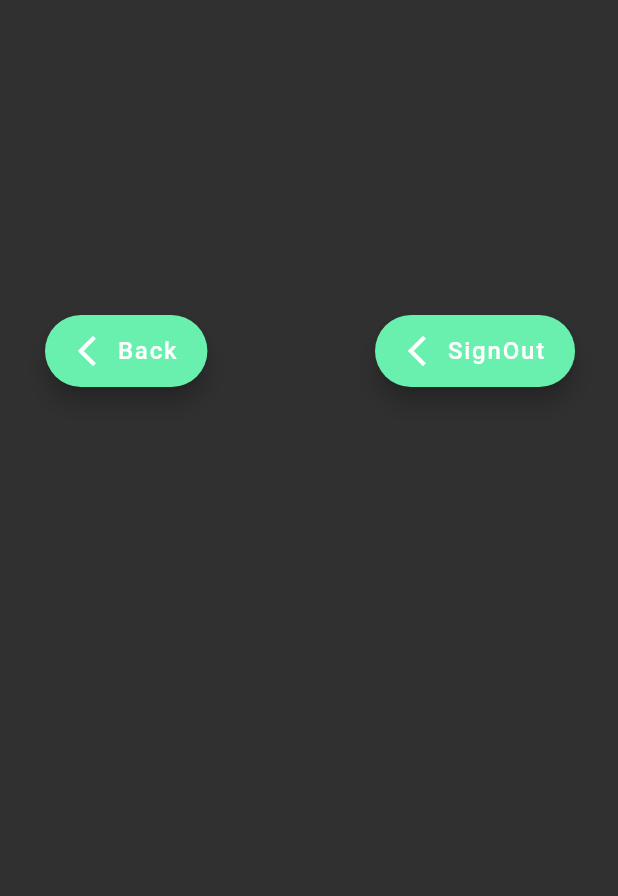
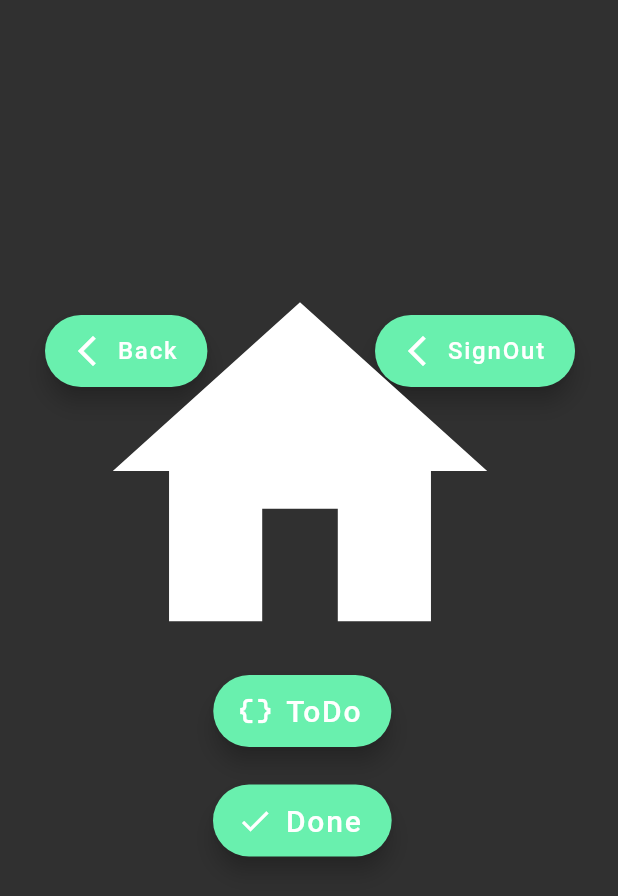
Before and after one commit to ciprianmuja/todo-app, a Flutter app: the screen it shows after launch, after a tap on "SignIn", on a phone screen of 412 x 824 dp. Shown: the top 896 px of the screen. Run offline on Flutter 3.47's test engine with Material 2 defaults, Android fonts, the phone set to English and light mode, and no system bars; our stand-ins replace email_validator, firebase_auth, firebase_core; missing offline and left inert: cloud_firestore_web, firebase_auth_web, firebase_core_web; accounts and stored records are empty.

Commit message:
Starting to add todo functionality

```diff
--- a/lib/authentication/routeAuth.dart
+++ b/lib/authentication/routeAuth.dart
@@ -27,20 +27,20 @@ class _RouteAuthState extends State<RouteAuth> {
           children: const <Widget>[
             Positioned(
               bottom: 420,
-              left: 135,
+              left: 105,
               child: Icon(
                 Icons.calendar_month,
-                size: 150,
+                size: 200,
                 color: Colors.greenAccent,
               ),
             ),
             Positioned(
               bottom: 370,
-              left: 50,
+              left: 10,
               child: Text(
                 "Welcome to krakenchys ToDoApp!",
                 style: TextStyle(
-                    fontSize: 20,
+                    fontSize: 23,
                     fontFamily: "Georgia",
                     fontWeight: FontWeight.bold),
               ),
@@ -56,7 +56,7 @@ class _RouteAuthState extends State<RouteAuth> {
         children: <Widget>[
           //Creating SignIn button with icon and text
           Positioned(
-            left: 150,
+            left: 137,
             bottom: 250,
             //Extending FloatingActionButton so it has room for labels
             child: FloatingActionButton.extended(
@@ -98,7 +98,7 @@ class _RouteAuthState extends State<RouteAuth> {
               label: const Text(
                 "SignIn",
                 style: TextStyle(
-                  fontSize: 16,
+                  fontSize: 20,
                   fontWeight: FontWeight.bold,
                   color: Colors.white,
                 ),
@@ -136,7 +136,7 @@ class _RouteAuthState extends State<RouteAuth> {
               label: const Text(
                 "SignUp",
                 style: TextStyle(
-                    fontSize: 16,
+                    fontSize: 20,
                     fontWeight: FontWeight.bold,
                     color: Colors.white),
               ),
--- a/lib/homepageScreens/HomePage.dart
+++ b/lib/homepageScreens/HomePage.dart
@@ -1,6 +1,10 @@
+// ignore_for_file: prefer_const_constructors
+
 import 'package:flutter/material.dart';
 import 'package:authenticationfirebase/authentication/routeAuth.dart';
 import 'package:firebase_auth/firebase_auth.dart';
+import 'package:authenticationfirebase/donePage/doneScreen.dart';
+import 'package:authenticationfirebase/todoScreen/todoPage.dart';
 
 class HomePage extends StatefulWidget {
   const HomePage({Key? key}) : super(key: key);
@@ -12,6 +16,7 @@ class HomePage extends StatefulWidget {
 class _HomePageState extends State<HomePage> {
   @override
   Widget build(BuildContext context) {
+    //Creating user variable for getting the current user
     final user = FirebaseAuth.instance.currentUser!;
 
     return Scaffold(
@@ -62,14 +67,68 @@ class _HomePageState extends State<HomePage> {
               ),
             ),
           ),
+          Positioned(
+            top: 180,
+            left: 50,
+            child: Icon(
+              Icons.home,
+              color: Colors.white,
+              size: 300,
+            ),
+          ),
         ],
       ),
-      body: Padding(
-          padding: EdgeInsets.only(left: 125),
-          child: Column(
-            mainAxisAlignment: MainAxisAlignment.center,
-            children: [],
-          )),
+      body: SingleChildScrollView(
+        padding: EdgeInsets.only(top: 450, left: 142, right: 130),
+        child: Column(
+          mainAxisAlignment: MainAxisAlignment.center,
+          children: [
+            //Creating ToDo button to route to todoPage
+            FloatingActionButton.extended(
+              //Create route to ToDo page
+              onPressed: () {
+                Navigator.push(
+                  context,
+                  MaterialPageRoute(
+                    builder: (context) => TodoScreen(),
+                  ),
+                );
+              },
+              label: Text(
+                "ToDo",
+                style: TextStyle(fontSize: 20, color: Colors.white),
+              ),
+              icon: Icon(
+                Icons.data_object,
+                color: Colors.white,
+                size: 24,
+              ),
+            ),
+            SizedBox(height: 25),
+            //Creating Done button to route to donePage
+            FloatingActionButton.extended(
+              //Create route to done page
+              onPressed: () {
+                Navigator.push(
+                  context,
+                  MaterialPageRoute(
+                    builder: (context) => DoneScreen(),
+                  ),
+                );
+              },
+              icon: Icon(
+                Icons.done,
+                color: Colors.white,
+                size: 24,
+              ),
+              label: Text(
+                "Done",
+                style: TextStyle(fontSize: 20, color: Colors.white),
+              ),
+            ),
+          ],
+        ),
+      ),
     );
   }
 }
```
Also changed, not shown: lib/donePage/doneScreen.dart (added, +30 -0 lines), lib/notePage/noteScreen.dart (added, +84 -0 lines), lib/todoScreen/todoPage.dart (added, +98 -0 lines).
